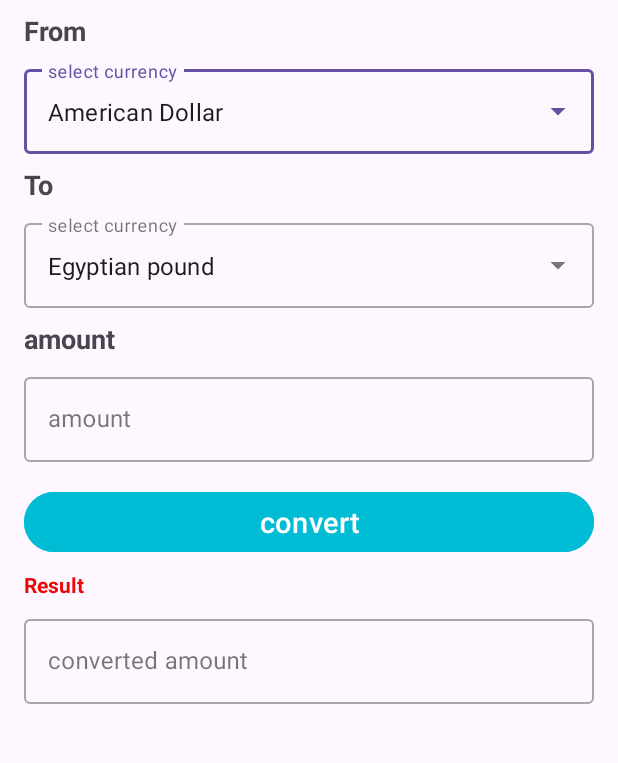
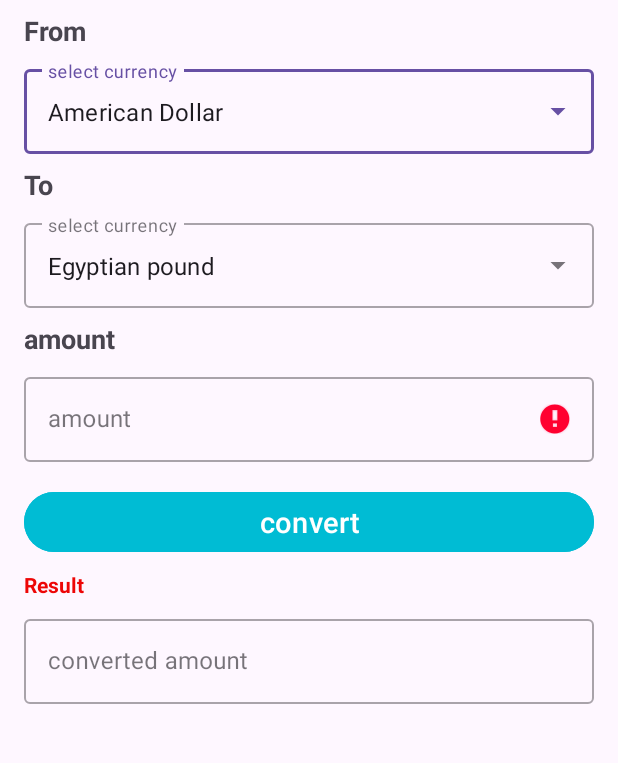
Before and after one commit to mohamedahmedx2/CurrencyConverterApp, an Android app: the screen it shows after launch (MainActivity), after a tap on "convert", on a phone screen of 412 x 824 dp, the part 119-882 px from its top. Run offline under Robolectric (Android 15) with nearby library versions, the light colour scheme and no system bars.

Commit message:
first commit

```diff
--- a/app/src/main/java/com/example/currencyconverterapp/MainActivity.kt
+++ b/app/src/main/java/com/example/currencyconverterapp/MainActivity.kt
@@ -17,11 +17,13 @@ class MainActivity : AppCompatActivity() {
     private var americanDollar: String = "American Dollar"
     private var AED: String = "AED "
     private var GBP: String = "GBP"
+    private var Euro : String = "Euro"
     private var values = mapOf(
         americanDollar to 1.0,
         egyptianPound to 48.33,
         AED to 3.67,
-        GBP to 0.78
+        GBP to 0.78,
+        Euro to 0.92
     )
     private lateinit var toDropDownMenu: AutoCompleteTextView
     private lateinit var fromDropDownMenu: AutoCompleteTextView
@@ -44,21 +46,19 @@ class MainActivity : AppCompatActivity() {
 
             //  بياخد القيمه من amountET بواسطه كلمه .text
 
-           // val amount = amountEt.text.toString().toDouble()
+            // val amount = amountEt.text.toString().toDouble()
 
 
-
-            try {
+            if (amountEt.text.toString().isNotEmpty()) {
                 var amount = amountEt.text.toString().toDouble()
 
                 var toValue = values[toDropDownMenu.text.toString()]
 
-                var fromValue  = values[fromDropDownMenu.text.toString()]
+                var fromValue = values[fromDropDownMenu.text.toString()]
                 var result = amount.times(toValue!!.div(fromValue!!))
                 resultTv.setText(result.toString())
-            }catch (ex:Exception)
-            {
-                Toast.makeText(this, "please select currency in from and to field", Toast.LENGTH_SHORT).show()
+            } else {
+                amountEt.error = "amount filed required"
             }
 
 
@@ -67,9 +67,6 @@ class MainActivity : AppCompatActivity() {
 
             //    دا اللي بياخد القيمه من edit text بتاع  from
             val currencyFromField = fromDropDownMenu.text.toString()
-
-
-
 
 
             /* These are the currency rates for the year 2024, July */
@@ -84,12 +81,12 @@ class MainActivity : AppCompatActivity() {
 
             // بيحط القيمه في EditTv بتاع result  بواسطه كلمه setText
 
-           // resultTv.setText(resultAmount.toString())
+            // resultTv.setText(resultAmount.toString())
         }
     }
 
     private fun popDropDownMenu() {
-        val listOfCountry = listOf(egyptianPound, americanDollar, AED, GBP)
+        val listOfCountry = listOf(egyptianPound, americanDollar, AED, GBP, Euro)
         val adapter = ArrayAdapter(this, R.layout.drop_down_list_item, listOfCountry)
         toDropDownMenu.setAdapter(adapter)
         fromDropDownMenu.setAdapter(adapter)
```
